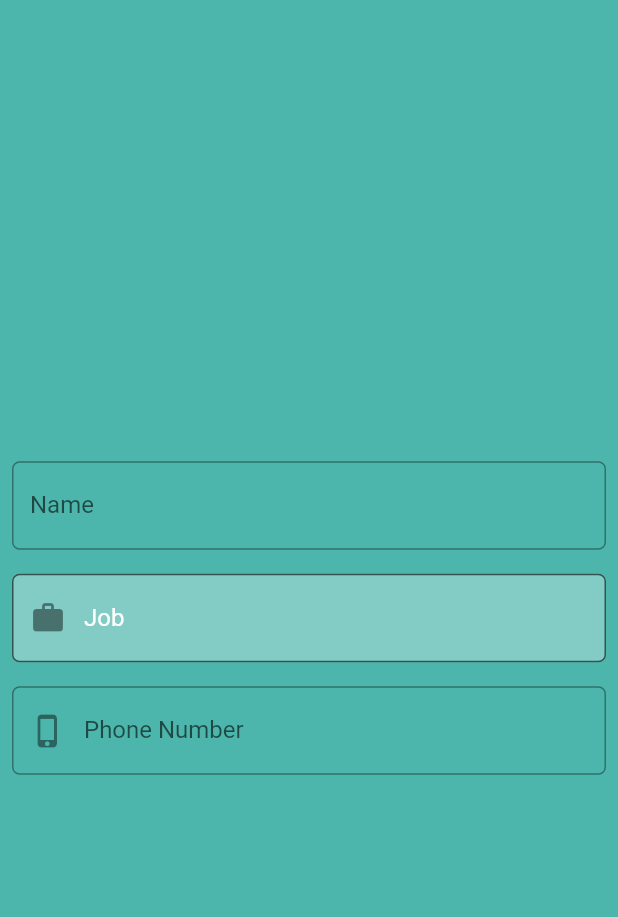
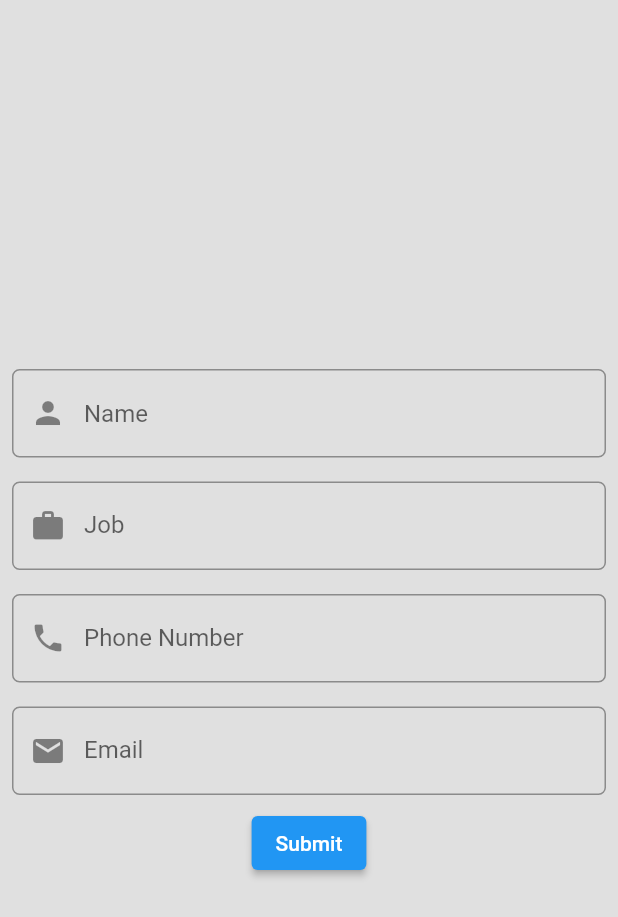
Before and after one commit to Galadima3/MiCard, a Flutter app: the screen it shows after launch, on a phone screen of 412 x 824 dp. Shown: the top 917 px of the screen. Run offline on Flutter 3.47's test engine with Material 2 defaults, Android fonts, the phone set to English and light mode, and no system bars; our stand-ins replace adaptive_dialog.

Commit message:
Final Commit + fixes

```diff
--- /dev/null
+++ b/lib/ScreenData.dart
@@ -0,0 +1,12 @@
+class JobArguments {
+  final String name;
+  final String jobTitle;
+  final String phoneNumber;
+  final String email;
+  JobArguments(
+    this.name,
+    this.jobTitle,
+    this.phoneNumber,
+    this.email,
+  );
+}
--- /dev/null
+++ b/lib/job_details_page.dart
@@ -0,0 +1,137 @@
+// ignore_for_file: prefer_const_constructors
+
+import 'package:adaptive_dialog/adaptive_dialog.dart';
+import 'package:flutter/material.dart';
+import 'package:mi_card/ScreenData.dart';
+import 'package:mi_card/job_card.dart';
+
+class DetailsPage extends StatefulWidget {
+  static const id = 'details_page';
+  const DetailsPage({Key? key}) : super(key: key);
+
+  @override
+  State<DetailsPage> createState() => _DetailsPageState();
+}
+
+class _DetailsPageState extends State<DetailsPage> {
+  final _nameController = TextEditingController();
+  final _jobTitleController = TextEditingController();
+  final _mobileNumberController = TextEditingController();
+  final _emailController = TextEditingController();
+  @override
+  void dispose() {
+    _nameController.dispose();
+    _jobTitleController.dispose();
+    _mobileNumberController.dispose();
+    _emailController.dispose();
+    super.dispose();
+  }
+
+  void submitButton() {
+    if (_nameController.text.isEmpty &&
+        _jobTitleController.text.isEmpty &&
+        _mobileNumberController.text.isEmpty &&
+        _emailController.text.isEmpty) {
+      showOkAlertDialog(
+        context: context,
+        title: '⚠️',
+        message: 'One or more fields is empty. Kindly confirm',
+
+        style: AdaptiveStyle.iOS,
+      );
+      // showDialog(
+      //   context: context,
+      //   builder: (context) => AlertDialog(
+      //     title: Text('Error'),
+      //     content: Text('One or more fields has been left empty'),
+      //     actions: [
+      //       ElevatedButton(
+      //         onPressed: Navigator.of(context).pop,
+      //         child: Text('Cancel'),
+      //       )
+      //     ],
+      //   ),
+      // );
+    } else {
+      Navigator.pushNamed(context, JobCard.id,
+          arguments: JobArguments(
+              _nameController.text,
+              _jobTitleController.text,
+              _mobileNumberController.text,
+              _emailController.text));
+    }
+    ;
+  }
+
+  @override
+  Widget build(BuildContext context) {
+    return SafeArea(
+      child: Scaffold(
+        backgroundColor: Colors.grey.shade300,
+        body: Center(
+            child: Column(
+          mainAxisAlignment: MainAxisAlignment.center,
+          children: [
+            //name textfield
+            Padding(
+              padding: const EdgeInsets.all(8.0),
+              child: TextField(
+                controller: _nameController,
+                decoration: InputDecoration(
+                    prefixIcon: Icon(Icons.person),
+                    // label: Text('Name'),
+                    hintText: 'Name',
+                    border: OutlineInputBorder(
+                        borderRadius: BorderRadius.circular(5))),
+              ),
+            ),
+
+            //job textfield
+            Padding(
+              padding: const EdgeInsets.all(8.0),
+              child: TextField(
+                controller: _jobTitleController,
+                decoration: InputDecoration(
+                    prefixIcon: Icon(Icons.work),
+                    label: Text('Job'),
+                    border: OutlineInputBorder(
+                        borderRadius: BorderRadius.circular(5),
+                        borderSide: BorderSide(color: Colors.white))),
+              ),
+            ),
+
+            //phone number textfield
+            Padding(
+              padding: const EdgeInsets.all(8.0),
+              child: TextField(
+                keyboardType: TextInputType.number,
+                controller: _mobileNumberController,
+                decoration: InputDecoration(
+                    prefixIcon: Icon(Icons.phone),
+                    label: Text('Phone Number'),
+                    border: OutlineInputBorder(
+                        borderRadius: BorderRadius.circular(5))),
+              ),
+            ),
+
+            //email textfield
+            Padding(
+              padding: const EdgeInsets.all(8.0),
+              child: TextField(
+                keyboardType: TextInputType.emailAddress,
+                controller: _emailController,
+                decoration: InputDecoration(
+                    prefixIcon: Icon(Icons.email),
+                    label: Text('Email'),
+                    border: OutlineInputBorder(
+                        borderRadius: BorderRadius.circular(5))),
+              ),
+            ),
+            //submit button
+            ElevatedButton(onPressed: submitButton, child: Text('Submit'))
+          ],
+        )),
+      ),
+    );
+  }
+}
--- a/lib/job_page.dart
+++ /dev/null
@@ -1,82 +0,0 @@
-// ignore_for_file: prefer_const_constructors
-
-import 'package:flutter/material.dart';
-
-class DetailsPage extends StatefulWidget {
-  const DetailsPage({Key? key}) : super(key: key);
-
-  @override
-  State<DetailsPage> createState() => _DetailsPageState();
-}
-
-class _DetailsPageState extends State<DetailsPage> {
-  final _nameController = TextEditingController();
-  final _jobTitleController = TextEditingController();
-  @override
-  void dispose() {
-    _nameController.dispose();
-    _jobTitleController.dispose();
-    super.dispose();
-  }
-
-  @override
-  Widget build(BuildContext context) {
-    return SafeArea(
-      child: Scaffold(
-        backgroundColor: Colors.teal.shade300,
-        body: Center(
-            child: Column(
-              mainAxisAlignment: MainAxisAlignment.center,
-          children: [
-            //name textfield
-            Padding(
-              padding: const EdgeInsets.all(8.0),
-              child: TextField(
-                controller: _nameController,
-                decoration: InputDecoration(
-                    label: Text('Name'),
-                    border: OutlineInputBorder(
-                        borderRadius: BorderRadius.circular(5))),
-              ),
-            ),
-
-            //job textfield
-            Padding(
-              padding: const EdgeInsets.all(8.0),
-              child: TextField(
-                controller: _jobTitleController,
-                decoration: InputDecoration(
-                  filled: true,
-                  fillColor: Colors.white30,
-                    prefixIcon: Icon(Icons.work),
-                    label: Text('Job'),
-                    labelStyle: TextStyle(color: Colors.white),
-
-                    border: OutlineInputBorder(
-                        borderRadius: BorderRadius.circular(5),
-                        borderSide: BorderSide(color: Colors.white))),
-              ),
-            ),
-
-            //phone number textfield
-            Padding(
-              padding: const EdgeInsets.all(8.0),
-              child: TextField(
-                controller: _jobTitleController,
-                decoration: InputDecoration(
-                    prefixIcon: Icon(Icons.phone_iphone),
-                    label: Text('Phone Number'),
-                    border: OutlineInputBorder(
-                        borderRadius: BorderRadius.circular(5))),
-              ),
-            ),
-
-            //email textfield
-
-            //submit button
-          ],
-        )),
-      ),
-    );
-  }
-}
--- a/lib/main.dart
+++ b/lib/main.dart
@@ -2,7 +2,7 @@
 
 import 'package:flutter/material.dart';
 import 'package:mi_card/job_card.dart';
-import 'package:mi_card/job_page.dart';
+import 'package:mi_card/job_details_page.dart';
 
 void main() => runApp(const MyApp());
 
@@ -14,12 +14,13 @@ class MyApp extends StatelessWidget {
     return MaterialApp(
       debugShowCheckedModeBanner: false,
       theme: ThemeData(
-
+        primarySwatch: Colors.blue
       ),
-      // initialRoute: '',
-      // routes: {
-
-      // },
+      initialRoute: DetailsPage.id,
+      routes: {
+        DetailsPage.id:(context) => DetailsPage(),
+        JobCard.id: (context) => JobCard(),
+       },
       home: DetailsPage()
     );
   }
--- a/pubspec.yaml
+++ b/pubspec.yaml
@@ -31,9 +31,12 @@ dependencies:
     sdk: flutter
 
 
+
+
   # The following adds the Cupertino Icons font to your application.
   # Use with the CupertinoIcons class for iOS style icons.
   cupertino_icons: ^1.0.2
+  adaptive_dialog: ^1.8.0+1
 
 dev_dependencies:
   flutter_test:
```
Also changed, not shown: lib/job_card.dart (+9 -4 lines), pubspec.lock, 3 other files.
